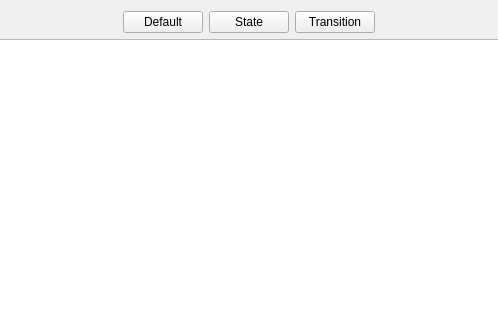
Qt form graph.ui (trznjak/rs15-15) before a commit; both pictures show x 151 to 649 and y 0 to 320 of the 800 by 600 pixel window.
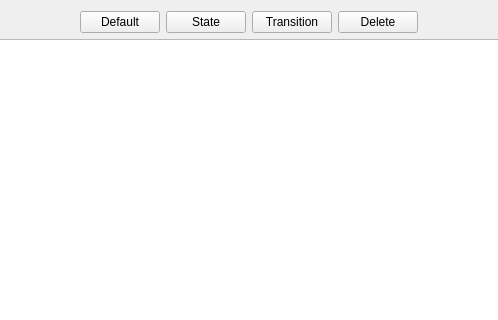
The same form after that commit.

```diff
--- a/graph.ui
+++ b/graph.ui
@@ -83,6 +83,16 @@
        </property>
       </widget>
      </item>
+     <item>
+      <widget class="QPushButton" name="deleteButton">
+       <property name="text">
+        <string>Delete</string>
+       </property>
+       <property name="checkable">
+        <bool>true</bool>
+       </property>
+      </widget>
+     </item>
      <item>
       <spacer name="horizontalSpacer">
        <property name="orientation">
```
Left out of the diff: 4 changed lines with no effect on the pictures.
